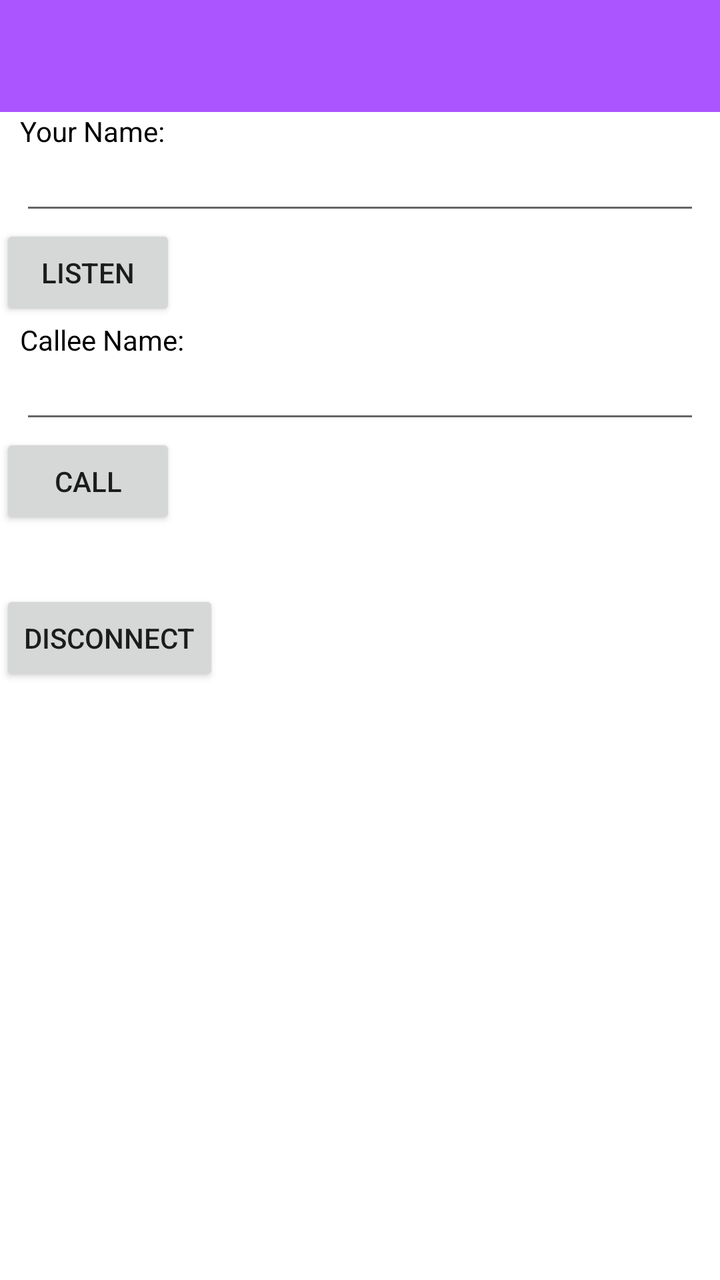
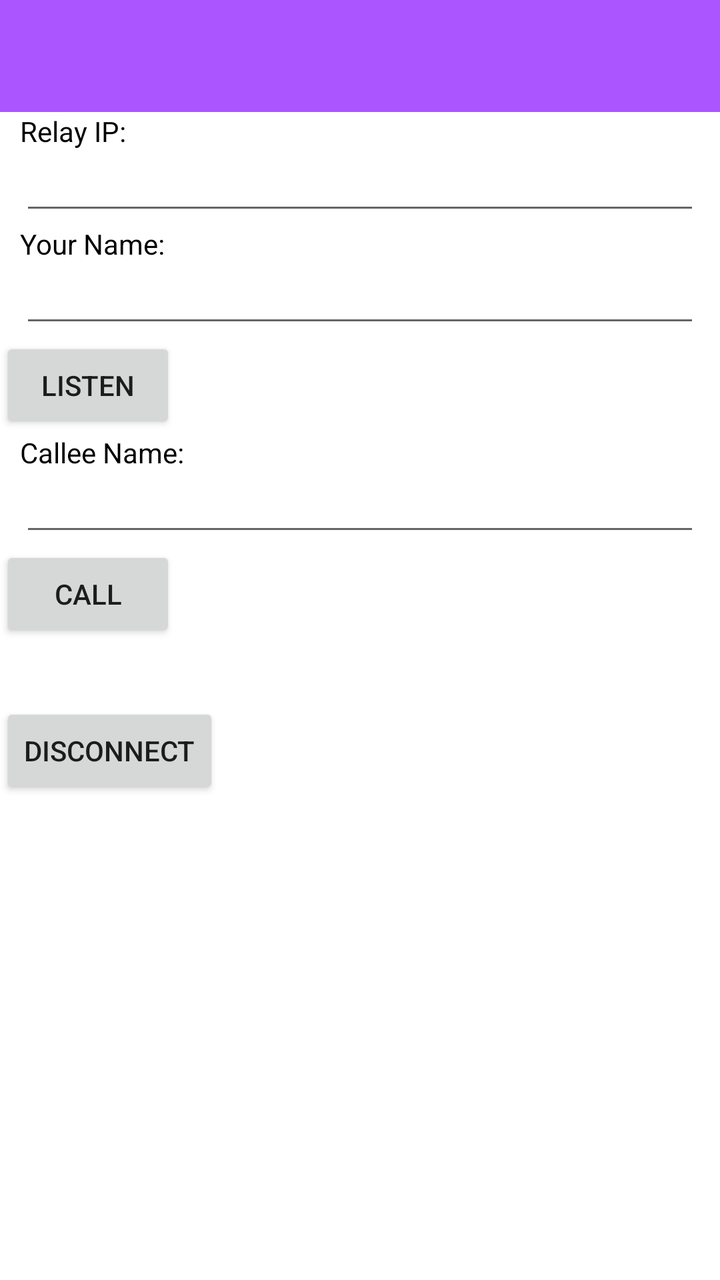

An Android layout rendered at two revisions. The XML below is the earlier revision; the diff shows what the commit changed to produce the second picture.
<!-- AndroidManifest.xml: activity theme AppTheme.NoActionBar -->
<!-- res/layout/main.xml -->
<?xml version="1.0" encoding="utf-8"?>
<LinearLayout xmlns:android="http://schemas.android.com/apk/res/android"
	xmlns:app="http://schemas.android.com/apk/res-auto"
	android:layout_width="match_parent"
	android:layout_height="match_parent"
	android:orientation="vertical">

	<com.google.android.material.appbar.AppBarLayout
		android:id="@+id/appbar"
		android:layout_width="match_parent"
		android:layout_height="wrap_content"
		app:layout_constraintStart_toStartOf="parent"
		app:layout_constraintTop_toTopOf="parent">

		<androidx.appcompat.widget.Toolbar
			android:id="@+id/toolbar"
			android:layout_width="match_parent"
			android:layout_height="wrap_content"
			android:background="?attr/colorPrimary"
			android:minHeight="?attr/actionBarSize"
			android:theme="?attr/actionBarTheme" />

	</com.google.android.material.appbar.AppBarLayout>

	<TextView
		android:layout_width="match_parent"
		android:layout_height="wrap_content"
		android:layout_marginHorizontal="@dimen/sett_margin"
		android:text="Your Name:"
		android:textColor="@color/text" />
	<EditText
		android:id="@+id/e_name"
		android:layout_width="match_parent"
		android:layout_height="wrap_content"
		android:layout_marginHorizontal="@dimen/sett_margin"
		android:autofillHints=""
		android:hint=""
		android:inputType="text"
		android:textSize="@dimen/text_editbox" />

	<Button
		android:id="@+id/b_listen"
		android:layout_width="wrap_content"
		android:layout_height="wrap_content"
		android:text="Listen" />

	<TextView
		android:layout_width="match_parent"
		android:layout_height="wrap_content"
		android:layout_marginHorizontal="@dimen/sett_margin"
		android:text="Callee Name:"
		android:textColor="@color/text" />
	<EditText
		android:id="@+id/e_target"
		android:layout_width="match_parent"
		android:layout_height="wrap_content"
		android:layout_marginHorizontal="@dimen/sett_margin"
		android:autofillHints=""
		android:hint=""
		android:inputType="text"
		android:textSize="@dimen/text_editbox" />

	<Button
		android:id="@+id/b_call"
		android:layout_width="wrap_content"
		android:layout_height="wrap_content"
		android:text="Call" />

	<TextView
		android:id="@+id/l_status"
		android:layout_width="match_parent"
		android:layout_height="wrap_content"
		android:padding="5dp"
		android:textSize="@dimen/text_label" />

	<Button
		android:id="@+id/b_disconnect"
		android:layout_width="wrap_content"
		android:layout_height="wrap_content"
		android:text="Disconnect" />

</LinearLayout>
<!-- resources referenced by this layout -->
<resources>
  <color name="text">#000000</color>
  <dimen name="sett_margin">10dp</dimen>
  <dimen name="text_editbox">15sp</dimen>
  <dimen name="text_label">15sp</dimen>
  <style name="AppTheme.NoActionBar">
  		<item name="windowActionBar">false</item>
  		<item name="windowNoTitle">true</item>
  	</style>
</resources>

<!-- the commit's change to res/layout/main.xml (unified diff, before → after) -->
@@ -26,6 +26,20 @@
 		android:layout_width="match_parent"
 		android:layout_height="wrap_content"
 		android:layout_marginHorizontal="@dimen/sett_margin"
+		android:text="Relay IP:"
+		android:textColor="@color/text" />
+	<EditText
+		android:id="@+id/e_relay"
+		android:layout_width="match_parent"
+		android:layout_height="wrap_content"
+		android:layout_marginHorizontal="@dimen/sett_margin"
+		android:inputType="text"
+		android:textSize="@dimen/text_editbox" />
+
+	<TextView
+		android:layout_width="match_parent"
+		android:layout_height="wrap_content"
+		android:layout_marginHorizontal="@dimen/sett_margin"
 		android:text="Your Name:"
 		android:textColor="@color/text" />
 	<EditText
@@ -33,8 +47,6 @@
 		android:layout_width="match_parent"
 		android:layout_height="wrap_content"
 		android:layout_marginHorizontal="@dimen/sett_margin"
-		android:autofillHints=""
-		android:hint=""
 		android:inputType="text"
 		android:textSize="@dimen/text_editbox" />
 
